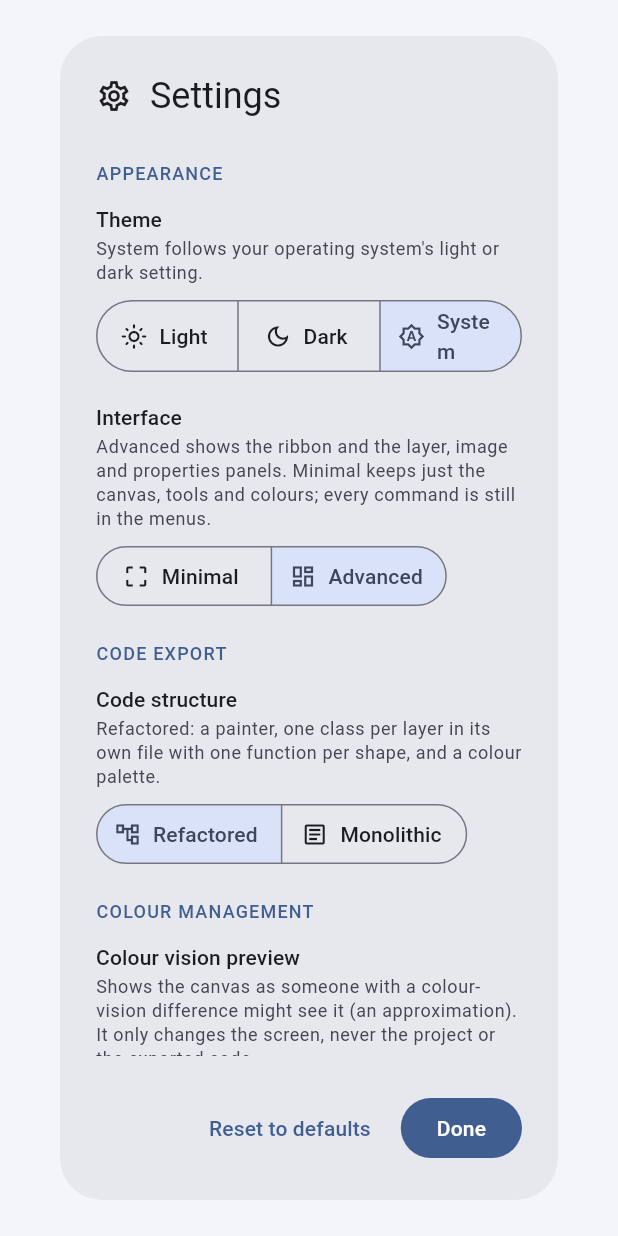
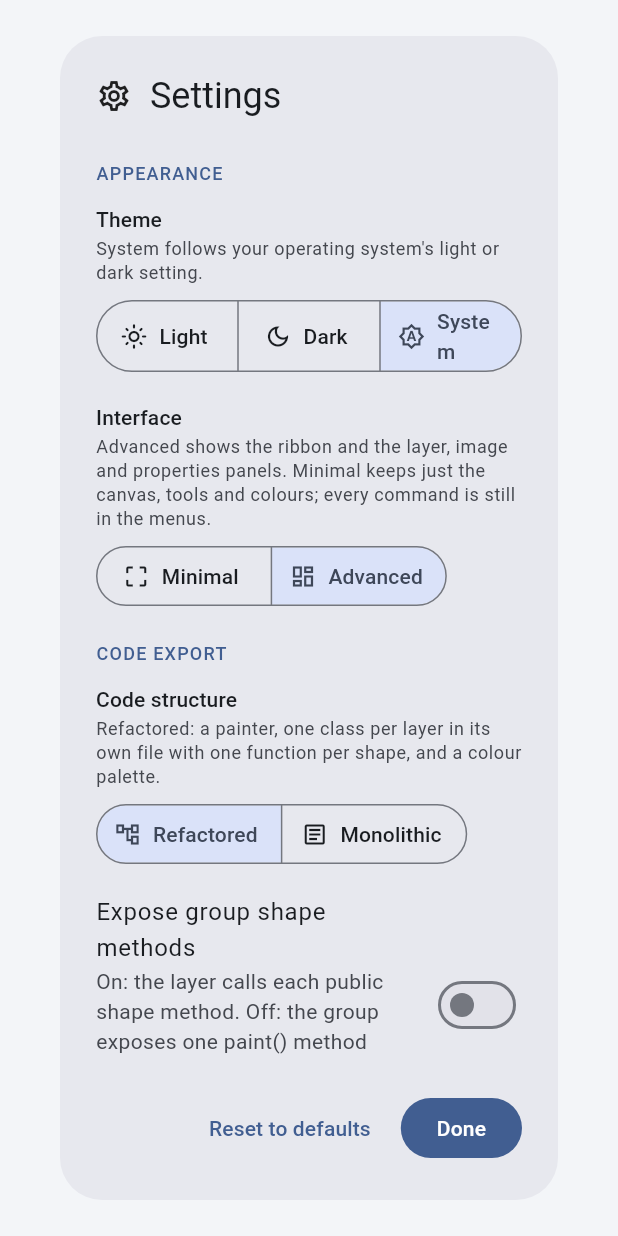
Before and after one commit to SiroDevs/FlutterPainter, a Flutter app: the SettingsDialog widget shown alone on an empty page, opened directly, on a phone screen of 412 x 824 dp. Run offline on Flutter 3.47's test engine with Material 3 defaults, Android fonts, the phone set to English and light mode, and no system bars; our stand-ins replace equatable, flutter_bloc, get_it, go_router, injectable, shared_preferences and 1 more; missing offline and left inert: desktop_drop, file_selector; accounts and stored records are empty.

Commit message:
reducing interleaving in the group methods

```diff
--- a/lib/common/constants/pref_constants.dart
+++ b/lib/common/constants/pref_constants.dart
@@ -8,4 +8,5 @@ class PrefConstants {
   static const colorPreviewKey = 'color_preview';
   static const colorFormatKey = 'color_format';
   static const colorConstantsKey = 'color_constants';
+  static const groupMethodsPublicKey = 'group_methods_public';
 }
--- a/lib/domain/models/editor/app_settings.dart
+++ b/lib/domain/models/editor/app_settings.dart
@@ -62,6 +62,7 @@ class AppSettings extends Equatable {
     this.colorPreview = ColorPreview.none,
     this.colorFormat = ColorFormat.hex,
     this.colorConstants = true,
+    this.groupMethodsPublic = false,
   });
 
   final InterfaceMode interfaceMode;
@@ -73,22 +74,32 @@ class AppSettings extends Equatable {
   /// the literal at every use.
   final bool colorConstants;
 
+  /// Expose each grouped shape method instead of one public group painter.
+  final bool groupMethodsPublic;
+
   AppSettings copyWith({
     InterfaceMode? interfaceMode,
     CodeStyle? codeStyle,
     ColorPreview? colorPreview,
     ColorFormat? colorFormat,
     bool? colorConstants,
-  }) =>
-      AppSettings(
+    bool? groupMethodsPublic,
+  }) => AppSettings(
     interfaceMode: interfaceMode ?? this.interfaceMode,
     codeStyle: codeStyle ?? this.codeStyle,
     colorPreview: colorPreview ?? this.colorPreview,
     colorFormat: colorFormat ?? this.colorFormat,
     colorConstants: colorConstants ?? this.colorConstants,
+    groupMethodsPublic: groupMethodsPublic ?? this.groupMethodsPublic,
   );
 
   @override
-  List<Object?> get props =>
-      [interfaceMode, codeStyle, colorPreview, colorFormat, colorConstants];
+  List<Object?> get props => [
+    interfaceMode,
+    codeStyle,
+    colorPreview,
+    colorFormat,
+    colorConstants,
+    groupMethodsPublic,
+  ];
 }
--- a/lib/domain/models/export/export_options.dart
+++ b/lib/domain/models/export/export_options.dart
@@ -10,18 +10,26 @@ class ExportOptions extends Equatable {
     this.style = CodeStyle.refactored,
     this.colorFormat = ColorFormat.hex,
     this.colorConstants = true,
+    this.groupMethodsPublic = false,
   });
 
   factory ExportOptions.fromSettings(AppSettings s) => ExportOptions(
-        style: s.codeStyle,
-        colorFormat: s.colorFormat,
-        colorConstants: s.colorConstants,
-      );
+    style: s.codeStyle,
+    colorFormat: s.colorFormat,
+    colorConstants: s.colorConstants,
+    groupMethodsPublic: s.groupMethodsPublic,
+  );
 
   final CodeStyle style;
   final ColorFormat colorFormat;
   final bool colorConstants;
+  final bool groupMethodsPublic;
 
   @override
-  List<Object?> get props => [style, colorFormat, colorConstants];
+  List<Object?> get props => [
+    style,
+    colorFormat,
+    colorConstants,
+    groupMethodsPublic,
+  ];
 }
--- a/lib/domain/services/code_export/dart_exporter_layout.dart
+++ b/lib/domain/services/code_export/dart_exporter_layout.dart
@@ -6,10 +6,7 @@ mixin _DartExporterLayoutWriter on _DartExporterBase {
   List<ExportFile> _refactored() {
     final layerFiles = [
       for (var index = 0; index < _layers.length; index++)
-        ExportFile(
-          path: _layerFile(index),
-          content: _layerSource(index),
-        ),
+        ExportFile(path: _layerFile(index), content: _layerSource(index)),
     ];
     final groupFiles = [
       for (final group in _paintedGroups)
@@ -17,8 +14,6 @@ mixin _DartExporterLayoutWriter on _DartExporterBase {
     ];
     return [
       ExportFile(path: _painterFile, content: _painterSource()),
-      if (_hasPalette)
-        ExportFile(path: _paletteFile, content: _paletteSource()),
       ...groupFiles,
       ...layerFiles,
     ];
@@ -39,6 +34,8 @@ mixin _DartExporterLayoutWriter on _DartExporterBase {
     final body = [
       'class $_painterClass {',
       ..._sizeConstants(),
+      if (_hasPalette) '',
+      if (_hasPalette) ..._paletteFields(),
       '',
       _paintField,
       for (final group in _paintedGroups)
@@ -58,13 +55,7 @@ mixin _DartExporterLayoutWriter on _DartExporterBase {
       '',
       ...groupClasses,
     ];
-    final lines = [
-      ..._header(),
-      "import 'dart:ui';",
-      '',
-      if (_hasPalette) ..._paletteLines(),
-      ...body,
-    ];
+    final lines = [..._header(), "import 'dart:ui';", '', ...body];
     return [ExportFile(path: _painterFile, content: lines.join('\n'))];
   }
 
@@ -78,6 +69,8 @@ mixin _DartExporterLayoutWriter on _DartExporterBase {
     '/// Paints every layer of "${_label()}", bottom to top.',
     'class $_painterClass {',
     ..._sizeConstants(),
+    if (_hasPalette) '',
+    if (_hasPalette) ..._paletteFields(),
     if (_layers.isNotEmpty) '',
     for (var index = 0; index < _layers.length; index++)
       '  final ${_layerClass(index)} _${lowerFirst(_names[index])} = '
@@ -103,8 +96,7 @@ mixin _DartExporterLayoutWriter on _DartExporterBase {
     final groups = [
       for (final group in _groupsInLayer(index))
         if (functions.any(
-          (function) =>
-              layer.shapes[function.index].groupId == group.id,
+          (function) => layer.shapes[function.index].groupId == group.id,
         ))
           group,
     ];
@@ -117,9 +109,8 @@ mixin _DartExporterLayoutWriter on _DartExporterBase {
         '',
       ],
       if (options.colorConstants && localFunctions.isNotEmpty)
-        "import '../$_paletteFile';",
-      for (final group in groups)
-        "import '../${_groupFile(group)}';",
+        "import '../$_painterFile';",
+      for (final group in groups) "import '../${_groupFile(group)}';",
       '',
       '/// Layer "${_oneLine(layer.name)}".',
       'class ${_layerClass(index)} {',
@@ -129,12 +120,7 @@ mixin _DartExporterLayoutWriter on _DartExporterBase {
       if (needsPath) '  final Path _path = Path();',
       '',
       '  void paint(Canvas canvas) {',
-      for (final function in functions) ...[
-        if (_groupForShape(index, layer.shapes[function.index]) case final group?)
-          '    ${_groupField(group)}.paint${function.name}(canvas);'
-        else
-          '    _draw${function.name}(canvas);',
-      ],
+      ..._layerPaintCalls(index, functions),
       if (functions.isEmpty) '    // Nothing visible on this layer.',
       '  }',
       for (final function in localFunctions) ...[
@@ -150,21 +136,30 @@ mixin _DartExporterLayoutWriter on _DartExporterBase {
     return lines.join('\n');
   }
 
-  String _paletteSource() => [
-    _generatedLine(),
-    "import 'dart:ui';",
-    '',
-    ..._paletteLines(),
-  ].join('\n');
-
-  List<String> _paletteLines() => [
-    '/// Every colour used by "${_label()}".',
-    'abstract final class $_paletteClass {',
+  List<String> _paletteFields() => [
     for (final color in _usedColors)
       '  static const Color ${_colorName(color)} = ${_colorLiteral(color)};',
-    '}',
-    '',
   ];
+
+  List<String> _layerPaintCalls(
+    int layerIndex,
+    List<_ShapeFunction> functions,
+  ) {
+    final layer = _layers[layerIndex];
+    final paintedGroups = <String>{};
+    final calls = <String>[];
+    for (final function in functions) {
+      final group = _groupForShape(layerIndex, layer.shapes[function.index]);
+      if (group == null) {
+        calls.add('    _draw${function.name}(canvas);');
+      } else if (options.groupMethodsPublic) {
+        calls.add('    ${_groupField(group)}.paint${function.name}(canvas);');
+      } else if (paintedGroups.add(group.id)) {
+        calls.add('    ${_groupField(group)}.paint(canvas);');
+      }
+    }
+    return calls;
+  }
 
   List<_ShapeFunction> _shapeFunctions(PaintLayer layer) {
     _resetShader = _hasGradient(layer);
--- a/lib/domain/services/code_export/dart_exporter_shapes.dart
+++ b/lib/domain/services/code_export/dart_exporter_shapes.dart
@@ -117,7 +117,7 @@ mixin _DartExporterShapeWriter on _DartExporterBase {
     final value = argb & 0xFFFFFFFF;
     _usedColors.add(value);
     return options.colorConstants
-        ? '$_paletteClass.${_colorName(value)}'
+        ? '$_painterClass.${_colorName(value)}'
         : 'const ${_colorLiteral(value)}';
   }
 
--- a/lib/feature/inline_code/cubit/inline_code_cubit.dart
+++ b/lib/feature/inline_code/cubit/inline_code_cubit.dart
@@ -50,6 +50,7 @@ class InlineCodeCubit extends Cubit<InlineCodeState> {
           style: CodeStyle.refactored,
           colorFormat: settings.colorFormat,
           colorConstants: settings.colorConstants,
+          groupMethodsPublic: settings.groupMethodsPublic,
         ),
       );
 
@@ -108,7 +109,10 @@ class InlineCodeCubit extends Cubit<InlineCodeState> {
     final drawing = _editor.state.drawing;
     final palette = readPalette(state.files.map((file) => file.content));
     final size = Size(drawing.width, drawing.height);
-    final paletteEdited = _editedPaths.any((path) => path.endsWith('_palette.dart'));
+    final paletteEdited = _editedPaths.any(
+      (path) =>
+          path.endsWith('_palette.dart') || path.endsWith('_painter.dart'),
+    );
     final layers = [...drawing.layers];
     final unclaimed = <Shape>[];
     var layerName = '';
--- a/lib/feature/settings/cubit/settings_cubit.dart
+++ b/lib/feature/settings/cubit/settings_cubit.dart
@@ -35,5 +35,8 @@ class SettingsCubit extends Cubit<AppSettings> {
   void setColorConstants(bool v) =>
       update((s) => s.copyWith(colorConstants: v));
 
+  void setGroupMethodsPublic(bool v) =>
+      update((s) => s.copyWith(groupMethodsPublic: v));
+
   void resetToDefaults() => update((_) => const AppSettings());
 }
--- /dev/null
+++ b/lib/feature/settings/widgets/group_methods_setting.dart
@@ -0,0 +1,20 @@
+import 'package:flutter/material.dart';
+import 'package:flutter_bloc/flutter_bloc.dart';
+
+import '../../../core/utils/l10n_ext.dart';
+import '../cubit/settings_cubit.dart';
+
+class GroupMethodsSetting extends StatelessWidget {
+  const GroupMethodsSetting({super.key, required this.enabled});
+
+  final bool enabled;
+
+  @override
+  Widget build(BuildContext context) => SwitchListTile(
+    contentPadding: EdgeInsets.zero,
+    title: Text(context.l10n.groupMethodsPublic),
+    subtitle: Text(context.l10n.groupMethodsPublicHelp),
+    value: enabled,
+    onChanged: context.read<SettingsCubit>().setGroupMethodsPublic,
+  );
+}
--- /dev/null
+++ b/lib/feature/settings/widgets/setting_field.dart
@@ -0,0 +1,36 @@
+import 'package:flutter/material.dart';
+
+class SettingField extends StatelessWidget {
+  const SettingField({required this.label, required this.child, this.help});
+
+  final String label;
+  final String? help;
+  final Widget child;
+
+  @override
+  Widget build(BuildContext context) {
+    final text = Theme.of(context).textTheme;
+    return Padding(
+      padding: const EdgeInsets.symmetric(vertical: 8),
+      child: Column(
+        crossAxisAlignment: CrossAxisAlignment.start,
+        children: [
+          Text(label, style: text.titleSmall),
+          if (help != null)
+            Padding(
+              padding: const EdgeInsets.only(top: 2, bottom: 6),
+              child: Text(
+                help!,
+                style: text.bodySmall?.copyWith(
+                  color: Theme.of(context).colorScheme.onSurfaceVariant,
+                ),
+              ),
+            )
+          else
+            const SizedBox(height: 6),
+          child,
+        ],
+      ),
+    );
+  }
+}
--- a/lib/feature/settings/widgets/settings_dialog.dart
+++ b/lib/feature/settings/widgets/settings_dialog.dart
@@ -8,6 +8,8 @@ import 'package:flutter_bloc/flutter_bloc.dart';
 import '../../../core/theme/bloc/theme_bloc.dart';
 import '../../../domain/models/editor/app_settings.dart';
 import '../cubit/settings_cubit.dart';
+import 'group_methods_setting.dart';
+import 'setting_field.dart';
 
 /// Opens the settings window. Every change applies and is saved at once.
 Future<void> showSettingsDialog(BuildContext context) =>
@@ -21,11 +23,13 @@ class SettingsDialog extends StatelessWidget {
     final settings = context.read<SettingsCubit>();
     final theme = context.read<ThemeBloc>();
     return AlertDialog(
-      title: const Row(children: [
+      title: const Row(
+        children: [
           Icon(Icons.settings_outlined),
           SizedBox(width: 12),
           Text('Settings'),
-      ]),
+        ],
+      ),
       content: SizedBox(
         width: 580,
         child: SingleChildScrollView(
@@ -36,9 +40,10 @@ class SettingsDialog extends StatelessWidget {
                     crossAxisAlignment: CrossAxisAlignment.start,
                     children: [
                       const _Section('Appearance'),
-                  _Setting(
+                      SettingField(
                         label: 'Theme',
-                    help: 'System follows your operating system\'s light or '
+                        help:
+                            'System follows your operating system\'s light or '
                             'dark setting.',
                         child: SegmentedButton<ThemeMode>(
                           showSelectedIcon: false,
@@ -64,9 +69,10 @@ class SettingsDialog extends StatelessWidget {
                               theme.add(ThemeModeChanged(v.first)),
                         ),
                       ),
-                  _Setting(
+                      SettingField(
                         label: 'Interface',
-                    help: 'Advanced shows the ribbon and the layer, image and '
+                        help:
+                            'Advanced shows the ribbon and the layer, image and '
                             'properties panels. Minimal keeps just the canvas, '
                             'tools and colours; every command is still in the '
                             'menus.',
@@ -90,7 +96,7 @@ class SettingsDialog extends StatelessWidget {
                         ),
                       ),
                       const _Section('Code export'),
-                  _Setting(
+                      SettingField(
                         label: 'Code structure',
                         help: s.codeStyle == CodeStyle.refactored
                             ? 'Refactored: a painter, one class per layer in its '
@@ -113,13 +119,16 @@ class SettingsDialog extends StatelessWidget {
                             ),
                           ],
                           selected: {s.codeStyle},
-                      onSelectionChanged: (v) => settings.setCodeStyle(v.first),
+                          onSelectionChanged: (v) =>
+                              settings.setCodeStyle(v.first),
                         ),
                       ),
+                      GroupMethodsSetting(enabled: s.groupMethodsPublic),
                       const _Section('Colour management'),
-                  _Setting(
+                      SettingField(
                         label: 'Colour vision preview',
-                    help: 'Shows the canvas as someone with a colour-vision '
+                        help:
+                            'Shows the canvas as someone with a colour-vision '
                             'difference might see it (an approximation). It only '
                             'changes the screen, never the project or the '
                             'exported code.',
@@ -135,9 +144,10 @@ class SettingsDialog extends StatelessWidget {
                           },
                         ),
                       ),
-                  _Setting(
+                      SettingField(
                         label: 'Colour format in exported code',
-                    help: 'How each colour is written in the generated Dart.',
+                        help:
+                            'How each colour is written in the generated Dart.',
                         child: DropdownButton<ColorFormat>(
                           isExpanded: true,
                           value: s.colorFormat,
@@ -152,7 +162,9 @@ class SettingsDialog extends StatelessWidget {
                       ),
                       SwitchListTile(
                         contentPadding: EdgeInsets.zero,
-                    title: const Text('Collect colours into named constants'),
+                        title: const Text(
+                          'Collect colours into named constants',
+                        ),
                         subtitle: const Text(
                           'Each distinct colour is written once, as a constant '
                           '(a palette), and the shapes refer to it.',
@@ -200,35 +212,3 @@ class _Section extends StatelessWidget {
     ),
   );
 }
-
-class _Setting extends StatelessWidget {
-  const _Setting({required this.label, required this.child, this.help});
-
-  final String label;
-  final String? help;
-  final Widget child;
-
-  @override
-  Widget build(BuildContext context) {
-    final text = Theme.of(context).textTheme;
-    return Padding(
-      padding: const EdgeInsets.symmetric(vertical: 8),
-      child: Column(crossAxisAlignment: CrossAxisAlignment.start, children: [
-        Text(label, style: text.titleSmall),
-        if (help != null)
-          Padding(
-            padding: const EdgeInsets.only(top: 2, bottom: 6),
-            child: Text(
-              help!,
-              style: text.bodySmall?.copyWith(
-                color: Theme.of(context).colorScheme.onSurfaceVariant,
-              ),
-            ),
-          )
-        else
-          const SizedBox(height: 6),
-        child,
-      ]),
-    );
-  }
-}
--- a/lib/l10n/app_en.arb
+++ b/lib/l10n/app_en.arb
@@ -75,5 +75,7 @@
   "layerItemFreehand": "Freehand",
   "layerEditItem": "Edit item name",
   "layerEditGroup": "Edit group name",
-  "shapeScaleDown": "Scale down 10%"
+  "shapeScaleDown": "Scale down 10%",
+  "groupMethodsPublic": "Expose group shape methods",
+  "groupMethodsPublicHelp": "On: the layer calls each public shape method. Off: the group exposes one paint() method and keeps shape methods private."
 }
--- a/lib/l10n/app_localizations.dart
+++ b/lib/l10n/app_localizations.dart
@@ -469,6 +469,18 @@ abstract class AppLocalizations {
   /// In en, this message translates to:
   /// **'Scale down 10%'**
   String get shapeScaleDown;
+
+  /// No description provided for @groupMethodsPublic.
+  ///
+  /// In en, this message translates to:
+  /// **'Expose group shape methods'**
+  String get groupMethodsPublic;
+
+  /// No description provided for @groupMethodsPublicHelp.
+  ///
+  /// In en, this message translates to:
+  /// **'On: the layer calls each public shape method. Off: the group exposes one paint() method and keeps shape methods private.'**
+  String get groupMethodsPublicHelp;
 }
 
 class _AppLocalizationsDelegate
--- a/lib/l10n/app_localizations_en.dart
+++ b/lib/l10n/app_localizations_en.dart
@@ -212,4 +212,11 @@ class AppLocalizationsEn extends AppLocalizations {
 
   @override
   String get shapeScaleDown => 'Scale down 10%';
+
+  @override
+  String get groupMethodsPublic => 'Expose group shape methods';
+
+  @override
+  String get groupMethodsPublicHelp =>
+      'On: the layer calls each public shape method. Off: the group exposes one paint() method and keeps shape methods private.';
 }
--- a/lib/l10n/app_sw.arb
+++ b/lib/l10n/app_sw.arb
@@ -48,5 +48,7 @@
     "layerItemFreehand": "Mchoro huru",
     "layerEditItem": "Hariri jina la kitu",
     "layerEditGroup": "Hariri jina la kikundi",
-    "shapeScaleDown": "Punguza ukubwa kwa 10%"
+    "shapeScaleDown": "Punguza ukubwa kwa 10%",
+    "groupMethodsPublic": "Onyesha mbinu za maumbo ya kikundi",
+    "groupMethodsPublicHelp": "Ikiwashwa, tabaka huita mbinu ya kila umbo moja kwa moja. Ikizimwa, kikundi huwa na mbinu moja ya paint() na mbinu za maumbo hubaki za ndani."
 }
--- a/pubspec.yaml
+++ b/pubspec.yaml
@@ -1,7 +1,7 @@
 name: flutter_painter
 description: A paint studio for your Flutter App
 publish_to: 'none'
-version: 1.0.7
+version: 1.0.8
 
 environment:
   sdk: ^3.13.5
```
Also changed, not shown: lib/domain/repos/prefs_repo.dart (+9 -2 lines), lib/domain/services/code_export/dart_exporter.dart (+9 -5 lines), lib/domain/services/code_export/dart_exporter_groups.dart (+24 -7 lines), lib/l10n/app_localizations_sw.dart (+7 -0 lines). Lines whose indentation alone changed are shown as unchanged.
